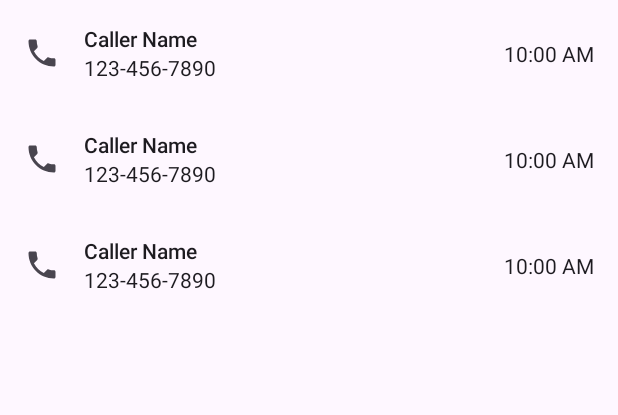
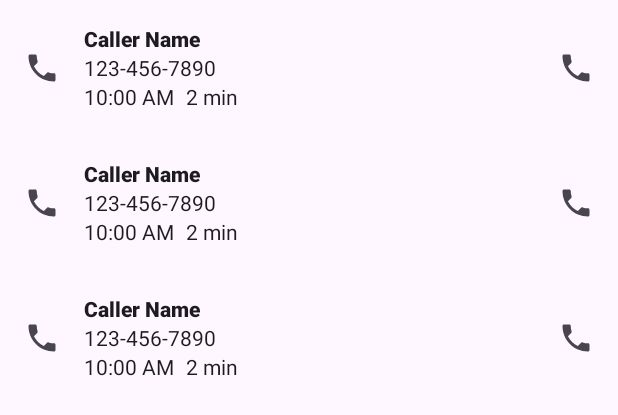
Before and after one commit to Tanvir3488/MyCaller, an Android app: the layout fragment_call_history.xml on its own in the app's theme, with its tools: preview values and no code run, on a phone screen of 412 x 824 dp. Shown: the top 415 px of the screen. Run offline under Robolectric (Android 15) with nearby library versions, the phone set to English and light mode, and no system bars.

Commit message:
1. notification show hide 2. call status checking 3. call log maintain

```diff
--- a/app/src/main/java/com/bnw/voip/ui/main/callhistory/CallHistoryFragment.kt
+++ b/app/src/main/java/com/bnw/voip/ui/main/callhistory/CallHistoryFragment.kt
@@ -25,7 +25,9 @@ class CallHistoryFragment : Fragment() {
         _binding = FragmentCallHistoryBinding.inflate(inflater, container, false)
         binding.lifecycleOwner = viewLifecycleOwner
 
-        val adapter = CallHistoryAdapter()
+        val adapter = CallHistoryAdapter(){
+           /// viewModel.callNumber(it)
+        }
         binding.callHistoryRecyclerView.adapter = adapter
 
         viewModel.callHistory.observe(viewLifecycleOwner) {
--- a/app/src/main/res/layout/item_call_history.xml
+++ b/app/src/main/res/layout/item_call_history.xml
@@ -28,9 +28,10 @@
             android:layout_marginStart="16dp"
             android:text="Caller Name"
             android:textAppearance="@style/TextAppearance.AppCompat.Body2"
+            android:textStyle="bold"
             app:layout_constraintStart_toEndOf="@id/callTypeIcon"
             app:layout_constraintTop_toTopOf="parent"
-            app:layout_constraintEnd_toStartOf="@+id/callTimestamp"/>
+            app:layout_constraintEnd_toStartOf="@id/callAgainButton"/>
 
         <TextView
             android:id="@+id/phoneNumber"
@@ -41,14 +42,34 @@
             android:textAppearance="@style/TextAppearance.AppCompat.Body1"
             app:layout_constraintStart_toEndOf="@id/callTypeIcon"
             app:layout_constraintTop_toBottomOf="@+id/callerName"
-            app:layout_constraintEnd_toStartOf="@+id/callTimestamp"/>
+            app:layout_constraintEnd_toStartOf="@id/callAgainButton"/>
 
         <TextView
-            android:id="@+id/callTimestamp"
+            android:id="@+id/callDateTime"
             android:layout_width="wrap_content"
             android:layout_height="wrap_content"
+            android:layout_marginStart="16dp"
             android:text="10:00 AM"
             android:textAppearance="@style/TextAppearance.AppCompat.Body1"
+            app:layout_constraintStart_toEndOf="@id/callTypeIcon"
+            app:layout_constraintTop_toBottomOf="@+id/phoneNumber"/>
+
+        <TextView
+            android:id="@+id/callDuration"
+            android:layout_width="wrap_content"
+            android:layout_height="wrap_content"
+            android:text="2 min"
+            android:textAppearance="@style/TextAppearance.AppCompat.Body1"
+            app:layout_constraintStart_toEndOf="@+id/callDateTime"
+            app:layout_constraintTop_toBottomOf="@+id/phoneNumber"
+            android:layout_marginStart="8dp"/>
+
+        <ImageButton
+            android:id="@+id/callAgainButton"
+            android:layout_width="wrap_content"
+            android:layout_height="wrap_content"
+            android:src="@drawable/ic_call"
+            android:background="?attr/selectableItemBackgroundBorderless"
             app:layout_constraintEnd_toEndOf="parent"
             app:layout_constraintTop_toTopOf="parent"
             app:layout_constraintBottom_toBottomOf="parent"/>
```
Also changed, not shown: app/src/main/java/com/bnw/voip/ui/main/callhistory/CallHistoryAdapter.kt (+40 -12 lines), app/src/main/java/com/bnw/voip/ui/main/callhistory/CallHistoryViewModel.kt (+26 -3 lines).
